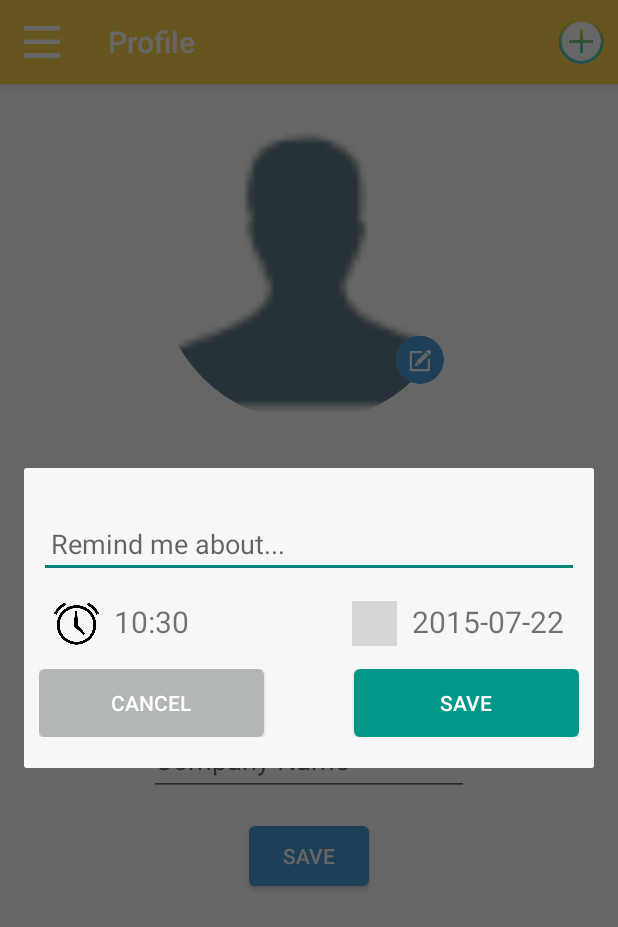
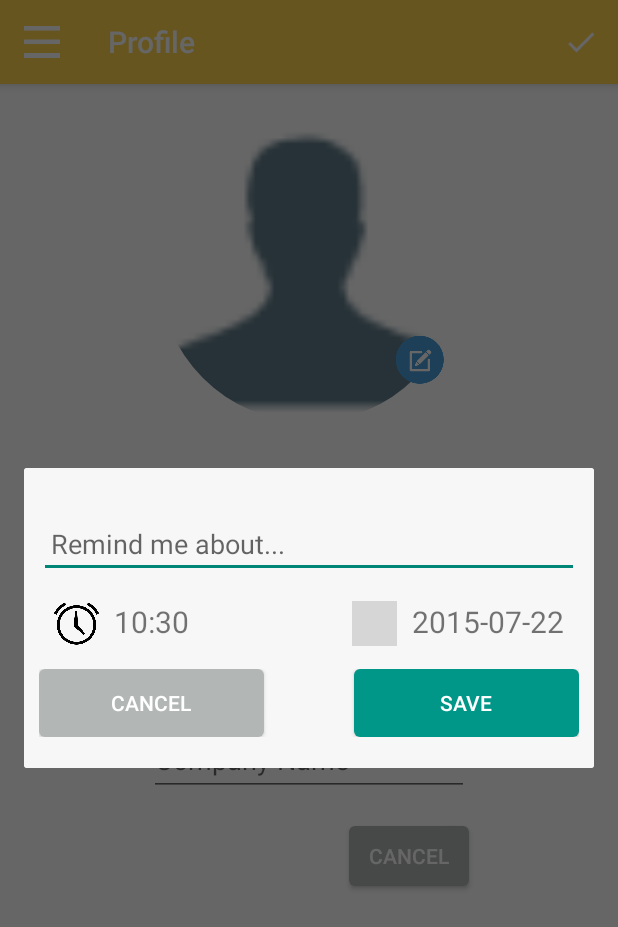
Before and after one commit to gouthamkrishna/Deskmote-android, an Android app: the fragment ProfileFragment placed in its activity, after a tap on "Reminder", on a phone screen of 412 x 824 dp. Shown: the top 927 px of the screen. Run offline under Robolectric (Android 15) with nearby library versions, the light colour scheme and no system bars; our stand-ins replace CircleImageView; 3 statements that could not run were skipped; grey boxes are pictures that could not be loaded.

Commit message:
fixed bugs in profile page

```diff
--- a/Navigation/app/src/main/java/com/beaconapp/user/navigation/fragments/ProfileFragment.java
+++ b/Navigation/app/src/main/java/com/beaconapp/user/navigation/fragments/ProfileFragment.java
@@ -46,10 +46,10 @@ public class ProfileFragment extends Fragment {
     EditText nameField,cnameField;
     TextInputLayout nameFieldLayout, cnameFieldLayout;
     ImageView photo;
-    Button save;
+    Button cancel;
     InputMethodManager imm;
     String path = null;
-    Boolean defaultval = false, test;
+    boolean flag = false, test;
     String nameTag,companyNameTag;
 
     @Override
@@ -60,9 +60,9 @@ public class ProfileFragment extends Fragment {
         rootView =  inflater.inflate(R.layout.fragment_profile, null);
         savednotes = PreferenceManager.getDefaultSharedPreferences(getActivity());
 
-        MenuItem menuButton = MainActivity.reminder_action;
+        final MenuItem menuButton = MainActivity.reminder_action;
 
-        save = (Button)rootView.findViewById(R.id.save);
+        cancel = (Button)rootView.findViewById(R.id.cancel);
         textName = (TextView)rootView.findViewById(R.id.name_text);
         textCompanyName = (TextView)rootView.findViewById(R.id.company_name_text);
         nameFieldLayout = (TextInputLayout)rootView.findViewById(R.id.name_layout);
@@ -83,7 +83,7 @@ public class ProfileFragment extends Fragment {
         photo.setImageBitmap(BitmapFactory.decodeResource(res, id));
         ImageView buttonLoadImage = (ImageView)rootView.findViewById(R.id.load_image_Button);
 
-        test = savednotes.getBoolean("IMAGE_KEY", defaultval);
+        test = savednotes.getBoolean("IMAGE_KEY", false);
         if(test){
             path = savednotes.getString("PATH_KEY",path);
             Bitmap bitmap = loadImageFromStorage(path);
@@ -106,35 +106,27 @@ public class ProfileFragment extends Fragment {
             @Override
             public boolean onMenuItemClick(MenuItem item) {
 
+                if (!flag) {
+                    menuButton.setIcon(R.drawable.ic_action_action_done);
                     imm.toggleSoftInput(InputMethodManager.SHOW_FORCED, 0);
                     nameFieldLayout.setVisibility(View.VISIBLE);
                     cnameFieldLayout.setVisibility(View.VISIBLE);
                     textName.setVisibility(View.INVISIBLE);
+                    cancel.setVisibility(View.VISIBLE);
                     textCompanyName.setVisibility(View.INVISIBLE);
-                save.setVisibility(View.VISIBLE);
-                return false;
-            }
-        });
-
-
-        save.setOnClickListener(new View.OnClickListener() {
-            @Override
-            public void onClick(View arg0) {
-
+                } else {
+                    menuButton.setIcon(R.drawable.pencil);
                     nameTag = nameField.getText().toString();
                     companyNameTag = cnameField.getText().toString();
                     if (nameTag.equals("")) {
                         nameField.setError("Name Not Set!!");
                         Animation shake = AnimationUtils.loadAnimation(getActivity(), R.anim.shake);
                         nameField.startAnimation(shake);
-
-                }
-                else if(companyNameTag.equals("")){
+                    } else if (companyNameTag.equals("")) {
                         cnameField.setError("Company Name Not Set!!");
                         Animation shake = AnimationUtils.loadAnimation(getActivity(), R.anim.shake);
                         cnameField.startAnimation(shake);
-                }
-                else {
+                    } else {
                         imm.hideSoftInputFromWindow(getView().getWindowToken(), 0);
 
                         preferencesEditor = savednotes.edit();
@@ -146,15 +138,33 @@ public class ProfileFragment extends Fragment {
                         cnameFieldLayout.setVisibility(View.INVISIBLE);
                         textName.setVisibility(View.VISIBLE);
                         textCompanyName.setVisibility(View.VISIBLE);
-                    save.setVisibility(View.INVISIBLE);
+                        cancel.setVisibility(View.INVISIBLE);
                         textName.setText(savednotes.getString("NAME_KEY", "Name"));
                         textCompanyName.setText(savednotes.getString("COMPANY_NAME_KEY", "Company Name"));
                     }
                 }
+                flag = !flag;
+                return false;
+            }
+        });
 
+        cancel.setOnClickListener(new View.OnClickListener() {
+                @Override
+                public void onClick(View v) {
+                menuButton.setIcon(R.drawable.pencil);
+                flag = !flag;
+                imm.hideSoftInputFromWindow(getView().getWindowToken(), 0);
+                nameFieldLayout.setVisibility(View.INVISIBLE);
+                cnameFieldLayout.setVisibility(View.INVISIBLE);
+                textName.setVisibility(View.VISIBLE);
+                textCompanyName.setVisibility(View.VISIBLE);
+                cancel.setVisibility(View.INVISIBLE);
+                textName.setText(savednotes.getString("NAME_KEY", "Name"));
+                textCompanyName.setText(savednotes.getString("COMPANY_NAME_KEY", "Company Name"));
+            }
         });
+
         return  rootView;
-
     }
 
     @Override
--- /dev/null
+++ b/Navigation/app/src/main/res/drawable/button_cancel.xml
@@ -0,0 +1,9 @@
+<?xml version="1.0" encoding="UTF-8"?>
+<shape
+    xmlns:android="http://schemas.android.com/apk/res/android">
+
+    <corners
+        android:radius="4dp" />
+    <solid android:color="#B2B7B5"/>
+
+</shape>
--- a/Navigation/app/src/main/res/layout/activity_main.xml
+++ b/Navigation/app/src/main/res/layout/activity_main.xml
@@ -8,7 +8,8 @@
 
     <FrameLayout android:id="@+id/container"
         android:layout_width="match_parent"
-        android:layout_height="match_parent" />
+        android:layout_height="match_parent"
+        android:fitsSystemWindows="true"/>
 
     <android.support.v7.widget.RecyclerView
         android:id="@+id/RecyclerView"
--- a/Navigation/app/src/main/res/layout/fragment_profile.xml
+++ b/Navigation/app/src/main/res/layout/fragment_profile.xml
@@ -5,7 +5,8 @@
     android:layout_height="fill_parent"
     android:orientation="vertical"
     tools:context=".MainActivity"
-    android:background="#FFFFFF">
+    android:background="#FFFFFF"
+    android:fitsSystemWindows="true">
 
 
     <de.hdodenhof.circleimageview.CircleImageView
@@ -92,12 +93,12 @@
         android:layout_height="40dp"
         android:visibility="invisible"
         android:textColor="#ffffff"
-        android:background="@drawable/button_save"
-        android:text="@string/save_profile"
-        android:id="@+id/save"
+        android:background="@drawable/button_cancel"
+        android:text="@string/cancel_profile"
+        android:id="@+id/cancel"
         android:layout_marginTop="20dp"
         android:layout_below="@+id/cname_layout"
-        android:layout_centerHorizontal="true" />
-
+        android:layout_alignEnd="@+id/cname_layout"
+        />
 
 </RelativeLayout>
--- a/Navigation/app/src/main/res/values/strings.xml
+++ b/Navigation/app/src/main/res/values/strings.xml
@@ -40,5 +40,6 @@
     <string name="company_name_profile">Company Name</string>
     <string name="name_profile">Name</string>
     <string name="edit_profile">Edit Profile</string>
+    <string name="cancel_profile">CANCEL</string>
 
 </resources>
```
Also changed, not shown: Navigation/app/src/main/java/com/beaconapp/user/navigation/activities/MainActivity.java (+9 -0 lines), Navigation/app/src/main/java/com/beaconapp/user/navigation/receivers/AlarmReceiver.java (+9 -2 lines), Navigation/app/src/main/java/com/beaconapp/user/navigation/services/NotificationService.java (+4 -4 lines), Navigation/app/src/main/res/drawable-hdpi/ic_action_action_done.png (added), Navigation/app/src/main/res/drawable-mdpi/ic_action_action_done.png (added), Navigation/app/src/main/res/drawable-xhdpi/ic_action_action_done.png (added), Navigation/app/src/main/res/drawable-xxhdpi/ic_action_action_done.png (added), Navigation/app/src/main/res/drawable-xxxhdpi/ic_action_action_done.png (added), 50 other files. Lines whose indentation alone changed are shown as unchanged.
